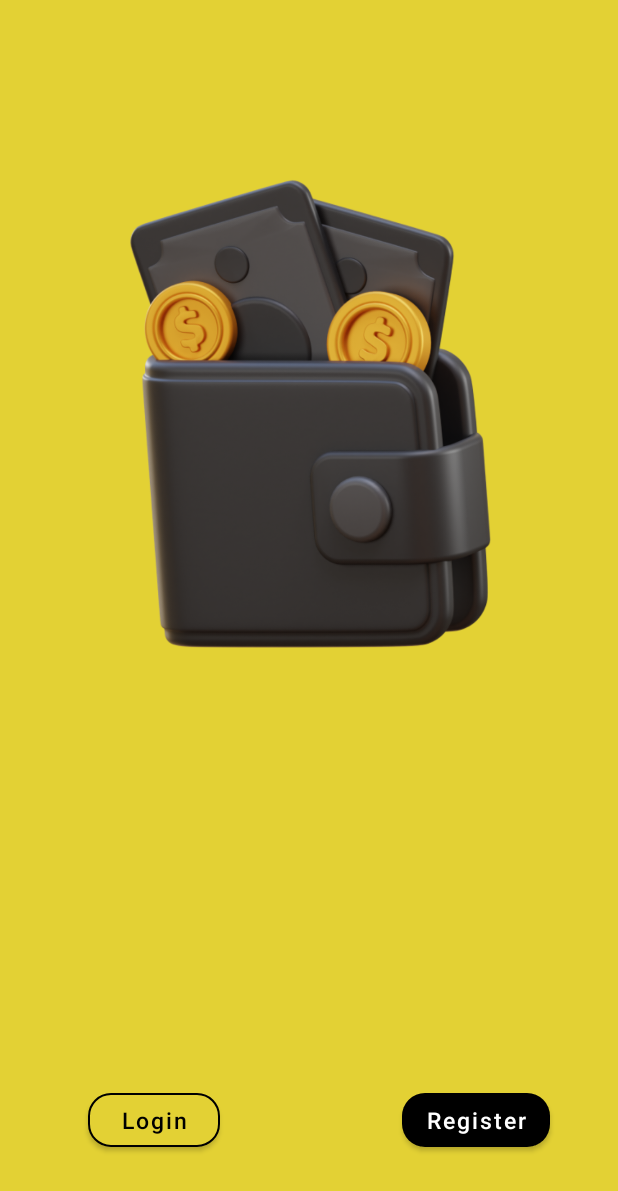
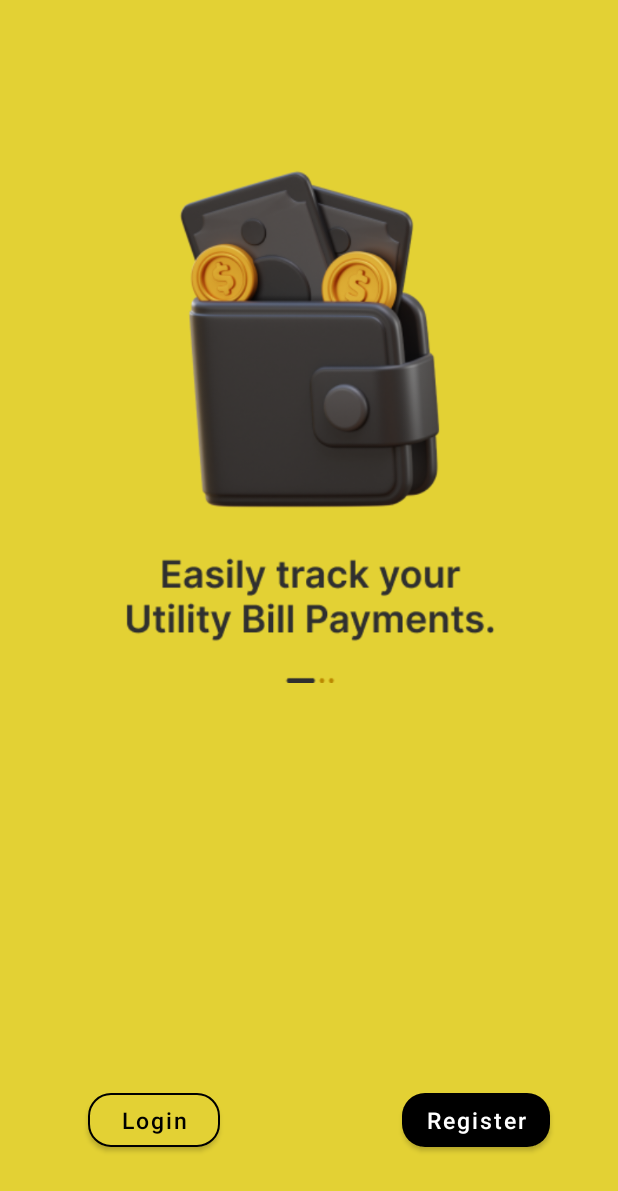
Before and after one commit to ChameeshaRash/UtilityBillManager, an Android app: the screen it shows after launch (MainActivity), on a phone screen of 412 x 824 dp. Shown: the top 1191 px of the screen. Run offline under Robolectric (Android 15) with nearby library versions, the phone set to English and light mode, and no system bars.

Commit message:
sliderView

```diff
--- a/app/src/main/java/com/mobileapp/app/MainActivity.java
+++ b/app/src/main/java/com/mobileapp/app/MainActivity.java
@@ -15,9 +15,12 @@
         setContentView(R.layout.activity_main);
 
         viewPager= findViewById(R.id.sceensot_slider);
+
         adapter =new ScreenshotsAdapter(this);
         viewPager.setAdapter(adapter);
 
 
+
+
     }
 }
--- a/app/src/main/java/com/mobileapp/app/ScreenshotsAdapter.java
+++ b/app/src/main/java/com/mobileapp/app/ScreenshotsAdapter.java
@@ -9,14 +9,23 @@
 import android.view.ViewGroup;
 import android.widget.ImageView;
 import android.widget.LinearLayout;
+import android.widget.TextView;
 
 public class ScreenshotsAdapter extends PagerAdapter {
 
+    //images set of the slider
     private int[] image_resources={
-            R.drawable.img_onboarding_1,
-            R.drawable.img_onboarding_2,
-            R.drawable.img_onboarding_3
+            R.drawable.frame1,
+            R.drawable.frame2,
+            R.drawable.frame3
     };
+//    //text set of the slider
+//    private String[] image_text_resources={
+//            String.valueOf(R.string.text1),
+//            String.valueOf(R.string.text2),
+//            String.valueOf(R.string.text3)
+//
+//    };
 
 
 
@@ -44,13 +53,23 @@
         View item_view=layoutInflater.inflate(R.layout.activity_screenshots,container,false);
 
         ImageView imageView=(ImageView)item_view.findViewById(R.id.slider_image);
+        TextView textView=(TextView)item_view.findViewById(R.id.textView_Slider);
 
         imageView.setImageResource(image_resources[position]);
+        //textView.setText(image_text_resources[position]);
         container.addView(item_view);
+
+
+
+
+
         return item_view;
+
+
+
     }
     @Override
-    public void destroyItem(ViewGroup container, int position, @NonNull Object object) {
+    public void destroyItem(ViewGroup container, int position,  Object object) {
         container.removeView((LinearLayout)object);
     }
 
--- a/app/src/main/res/layout/activity_screenshots.xml
+++ b/app/src/main/res/layout/activity_screenshots.xml
@@ -1,6 +1,5 @@
 <?xml version="1.0" encoding="utf-8"?>
 <LinearLayout xmlns:android="http://schemas.android.com/apk/res/android"
-    xmlns:app="http://schemas.android.com/apk/res-auto"
     xmlns:tools="http://schemas.android.com/tools"
     android:layout_width="match_parent"
     android:layout_height="match_parent"
@@ -13,4 +12,12 @@
         android:layout_height="wrap_content"
 
          />
+
+    <TextView
+        android:id="@+id/textView_Slider"
+        android:layout_width="match_parent"
+        android:layout_height="wrap_content"
+
+         />
+
 </LinearLayout>
--- a/app/src/main/res/values/strings.xml
+++ b/app/src/main/res/values/strings.xml
@@ -1,3 +1,8 @@
 <resources>
     <string name="app_name">App</string>
+
+    //sliders texts
+    <string name="text1">Easily track your Utility Bill Payments.</string>
+    <string name="text2">Save on your bills by Analyzing Expenses.</string>
+    <string name="text3">Save on your bills by Analyzing Expenses.</string>
 </resources>
```
Also changed, not shown: app/src/main/AndroidManifest.xml (+8 -1 lines), app/src/main/res/drawable/frame1.png (added), app/src/main/res/drawable/frame2.png (added), app/src/main/res/drawable/frame3.png (added).
